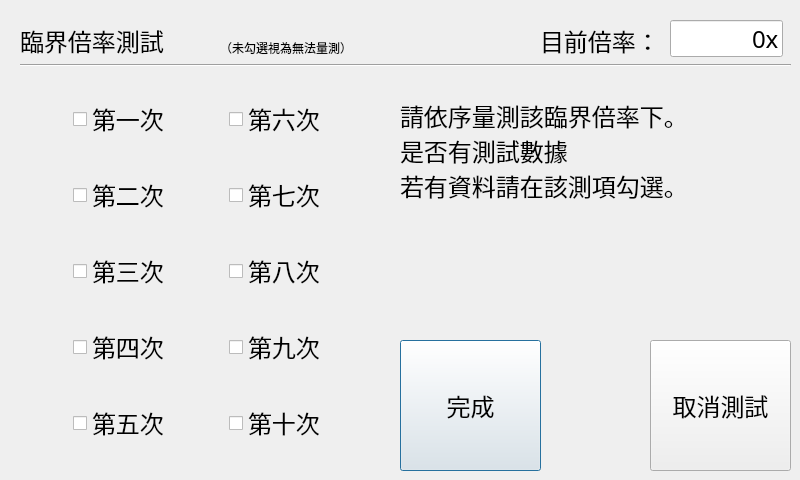
Qt form mnd401/sub_1.ui (NUUEO/motor_control) before a commit.
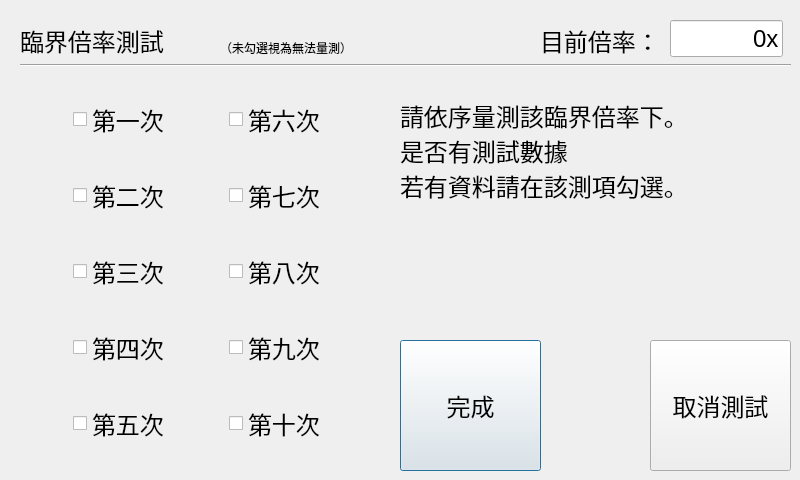
The same form after that commit.

Diff of the .ui file:
```diff
--- a/mnd401/sub_1.ui
+++ b/mnd401/sub_1.ui
@@ -33,7 +33,6 @@
       </property>
       <property name="font">
        <font>
-        <family>Noto Sans CJK TC Medium</family>
         <pointsize>18</pointsize>
        </font>
       </property>
@@ -52,7 +51,6 @@
       </property>
       <property name="font">
        <font>
-        <family>Noto Sans CJK TC Medium</family>
         <pointsize>18</pointsize>
        </font>
       </property>
@@ -71,7 +69,6 @@
       </property>
       <property name="font">
        <font>
-        <family>Noto Sans CJK TC Medium</family>
         <pointsize>18</pointsize>
        </font>
       </property>
@@ -90,7 +87,6 @@
       </property>
       <property name="font">
        <font>
-        <family>Noto Sans CJK TC Medium</family>
         <pointsize>18</pointsize>
        </font>
       </property>
@@ -109,7 +105,6 @@
       </property>
       <property name="font">
        <font>
-        <family>Noto Sans CJK TC Medium</family>
         <pointsize>18</pointsize>
        </font>
       </property>
@@ -128,7 +123,6 @@
       </property>
       <property name="font">
        <font>
-        <family>Noto Sans CJK TC Medium</family>
         <pointsize>18</pointsize>
        </font>
       </property>
@@ -147,7 +141,6 @@
       </property>
       <property name="font">
        <font>
-        <family>Noto Sans CJK TC Medium</family>
         <pointsize>18</pointsize>
        </font>
       </property>
@@ -166,7 +159,6 @@
       </property>
       <property name="font">
        <font>
-        <family>Noto Sans CJK TC Medium</family>
         <pointsize>18</pointsize>
        </font>
       </property>
@@ -185,7 +177,6 @@
       </property>
       <property name="font">
        <font>
-        <family>Noto Sans CJK TC Medium</family>
         <pointsize>18</pointsize>
        </font>
       </property>
@@ -204,7 +195,6 @@
       </property>
       <property name="font">
        <font>
-        <family>Noto Sans CJK TC Medium</family>
         <pointsize>18</pointsize>
        </font>
       </property>
@@ -277,7 +267,6 @@
    </property>
    <property name="font">
     <font>
-     <family>Noto Sans CJK TC Medium</family>
      <pointsize>18</pointsize>
     </font>
    </property>
```
Left out of the diff: 9 changed lines with no effect on the pictures.
